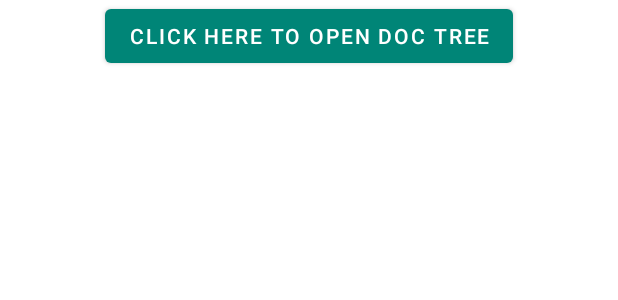
After one commit to GopiNeelam1925/ScopedStorage, an Android app: the layout activity_open_folder.xml on its own in the app's theme, with its tools: preview values and no code run, on a phone screen of 412 x 824 dp. The commit adds this screen. Shown: the top 300 px of the screen. Run offline under Robolectric (Android 15) with nearby library versions, the phone set to English and light mode, and no system bars.

Commit message:
[added]Open_document_tree demo

```diff
--- a/app/src/main/AndroidManifest.xml
+++ b/app/src/main/AndroidManifest.xml
@@ -14,6 +14,8 @@
         android:label="@string/app_name"
         android:roundIcon="@mipmap/ic_launcher_round"
         android:supportsRtl="true"
+
+
         android:theme="@style/AppTheme">
         <activity android:name=".MainActivity">
             <intent-filter>
@@ -25,6 +27,7 @@
         <activity android:name=".imageDemo.ImagePickerActivity"/>
         <activity android:name=".downlaodDemo.DownloadImageActivity"/>
         <activity android:name=".accessMediaLocation.AccessMediaLocationActivity"/>
+        <activity android:name=".folderdemo.OpenFolderActivity"/>
 
     </application>
 
--- a/app/src/main/java/com/example/scopedstorage/MainActivity.kt
+++ b/app/src/main/java/com/example/scopedstorage/MainActivity.kt
@@ -6,6 +6,7 @@ import android.view.View
 import androidx.appcompat.app.AppCompatActivity
 import com.example.scopedstorage.accessMediaLocation.AccessMediaLocationActivity
 import com.example.scopedstorage.downlaodDemo.DownloadImageActivity
+import com.example.scopedstorage.folderdemo.OpenFolderActivity
 import com.example.scopedstorage.imageDemo.ImagePickerActivity
 
 
@@ -35,4 +36,9 @@ class MainActivity : AppCompatActivity() {
 
 
 
+    fun folderDemo(view : View){
+
+        startActivity(Intent(this@MainActivity, OpenFolderActivity::class.java))
+    }
+
 }
--- /dev/null
+++ b/app/src/main/res/layout/activity_open_folder.xml
@@ -0,0 +1,23 @@
+<?xml version="1.0" encoding="utf-8"?>
+<LinearLayout xmlns:android="http://schemas.android.com/apk/res/android"
+    xmlns:tools="http://schemas.android.com/tools"
+    android:orientation="vertical"
+    android:layout_width="match_parent"
+    android:layout_height="match_parent"
+    tools:context=".folderdemo.OpenFolderActivity">
+
+    <Button
+        android:id="@+id/btnopenTree"
+        android:text="@string/click_here_to_open_doc_tree"
+        android:layout_gravity="center"
+        android:onClick="openDocTree"
+        android:layout_width="wrap_content"
+        android:layout_height="wrap_content"/>
+
+    <androidx.recyclerview.widget.RecyclerView
+        android:id="@+id/rvTree"
+        android:layout_width="match_parent"
+        android:layout_height="wrap_content"/>
+
+
+</LinearLayout>
```
Also changed, not shown: app/src/main/java/com/example/scopedstorage/folderdemo/FileViewAdpater.kt (added, +39 -0 lines), app/src/main/java/com/example/scopedstorage/folderdemo/OpenFolderActivity.kt (added, +71 -0 lines), app/src/main/res/layout/activity_main.xml (+10 -1 lines), app/src/main/res/layout/item_file.xml (added, +27 -0 lines).
